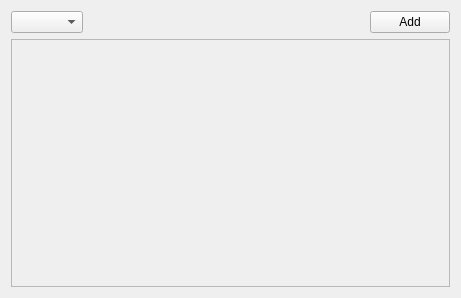
Above: src/qt/MidiControl/Control.ui from chuckfairy/Orzabal before the change. Below: the same form after it.
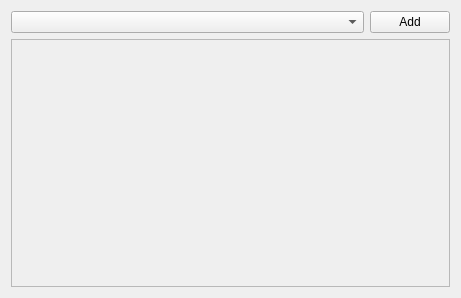
That is the form after the change.

Commit message: ui updates, control port

What changed in the file:
```diff
--- a/src/qt/MidiControl/Control.ui
+++ b/src/qt/MidiControl/Control.ui
@@ -17,20 +17,14 @@
    <item>
     <layout class="QHBoxLayout" name="horizontalLayout">
      <item>
-      <widget class="QComboBox" name="control_dropdown"/>
-     </item>
-     <item>
-      <spacer name="horizontalSpacer">
-       <property name="orientation">
-        <enum>Qt::Horizontal</enum>
+      <widget class="QComboBox" name="control_dropdown">
+       <property name="sizePolicy">
+        <sizepolicy hsizetype="Expanding" vsizetype="Fixed">
+         <horstretch>0</horstretch>
+         <verstretch>0</verstretch>
+        </sizepolicy>
        </property>
-       <property name="sizeHint" stdset="0">
-        <size>
-         <width>40</width>
-         <height>20</height>
-        </size>
-       </property>
-      </spacer>
+      </widget>
      </item>
      <item>
       <widget class="QPushButton" name="add_btn">
```
Left out of the diff: 2 changed lines with no effect on the pictures. The commit also changes 10 other files.
